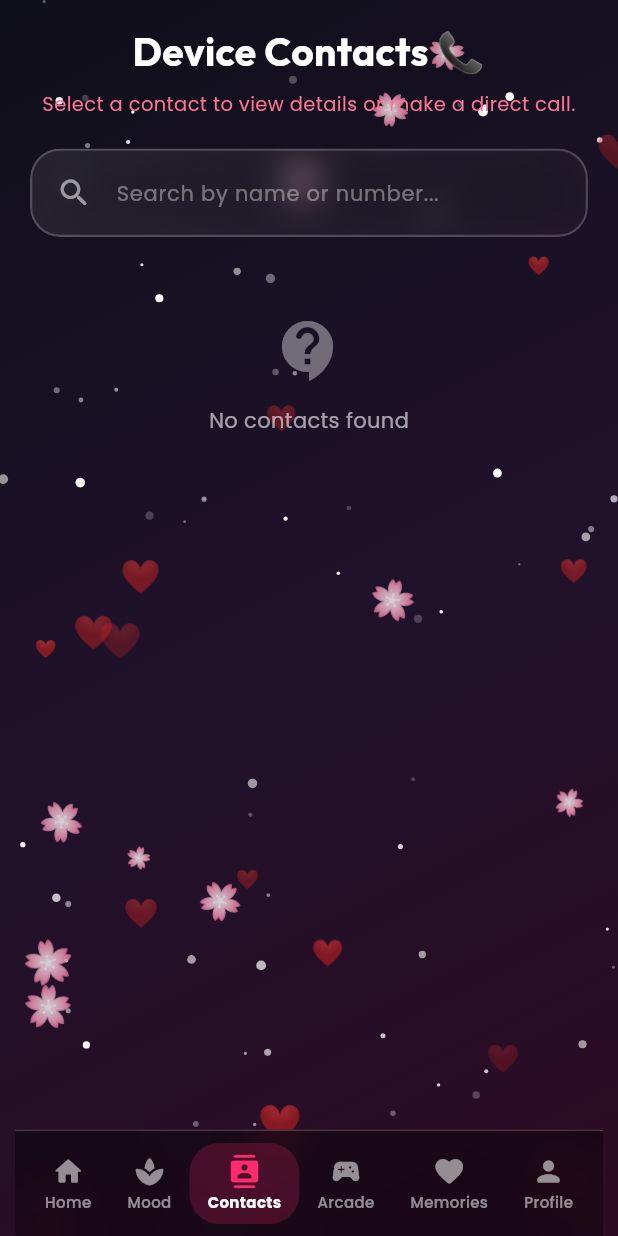
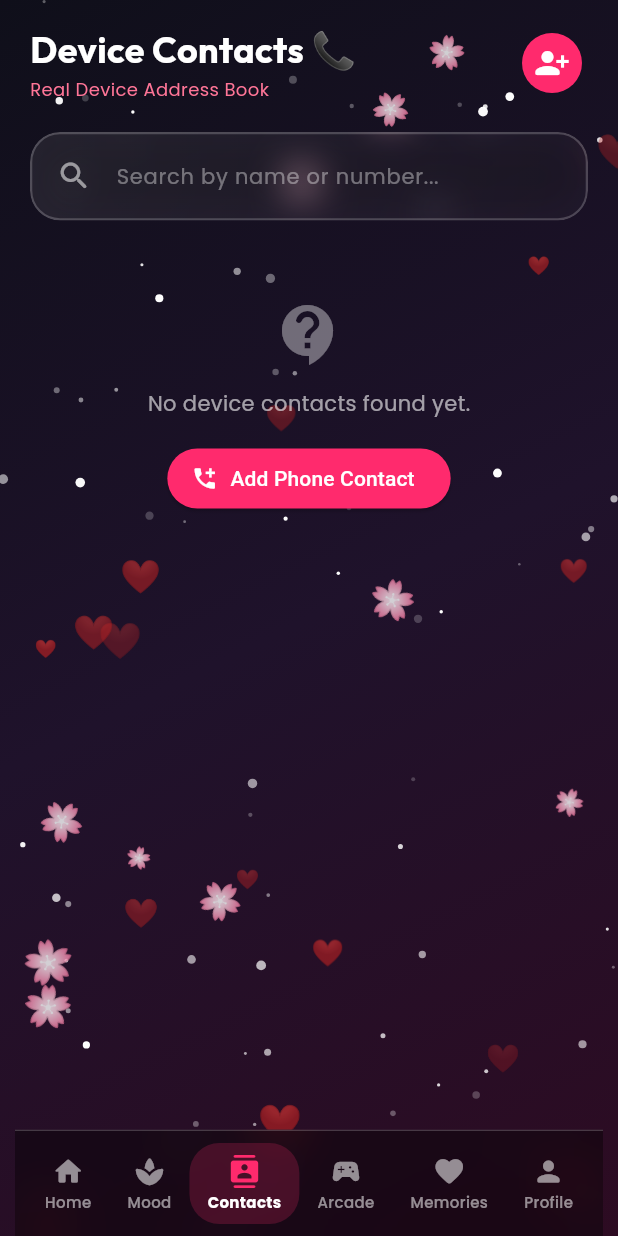
Before and after one commit to sesakilhossen302/LoveOS, a Flutter app: the MainNavigationScreen screen opened directly, swiped to page 3, on a phone screen of 412 x 824 dp. Run offline on Flutter 3.47's test engine with Material 3 defaults, Android fonts, the phone set to English and light mode, and no system bars; drawn by our look-alikes of flutter_animate; our stand-ins replace flutter_contacts, google_fonts, percent_indicator.

Commit message:
Remove hardcoded AppUserRecord demo users and add Add Phone Contact option

```diff
--- a/lib/core/app_state.dart
+++ b/lib/core/app_state.dart
@@ -151,6 +151,11 @@ class LoveAppState extends ChangeNotifier {
   List<ContactItem> get currentDeviceContacts => _currentDeviceContacts;
   List<AppUserRecord> get registeredUsers => _registeredUsers;
 
+  void addContact(ContactItem contact) {
+    _currentDeviceContacts.add(contact);
+    notifyListeners();
+  }
+
   Duration get relationshipDuration => DateTime.now().difference(_startDate);
 
   void setHerName(String name) {
--- a/lib/screens/tabs/contacts_tab.dart
+++ b/lib/screens/tabs/contacts_tab.dart
@@ -16,12 +16,92 @@ class ContactsTab extends StatefulWidget {
 
 class _ContactsTabState extends State<ContactsTab> {
   final TextEditingController _searchController = TextEditingController();
+  final TextEditingController _addNameController = TextEditingController();
+  final TextEditingController _addPhoneController = TextEditingController();
   String _searchQuery = "";
 
   @override
   void dispose() {
     _searchController.dispose();
+    _addNameController.dispose();
+    _addPhoneController.dispose();
     super.dispose();
+  }
+
+  void _showAddContactDialog(BuildContext context) {
+    final appState = Provider.of<LoveAppState>(context, listen: false);
+
+    showDialog(
+      context: context,
+      builder: (context) {
+        return AlertDialog(
+          backgroundColor: const Color(0xFF141424),
+          shape: RoundedRectangleBorder(
+            borderRadius: BorderRadius.circular(24),
+            side: const BorderSide(color: LoveTheme.primaryNeonPink),
+          ),
+          title: Text(
+            'Add Phone Contact 📞',
+            style: GoogleFonts.poppins(
+              color: Colors.white,
+              fontWeight: FontWeight.bold,
+            ),
+          ),
+          content: Column(
+            mainAxisSize: MainAxisSize.min,
+            children: [
+              TextField(
+                controller: _addNameController,
+                style: GoogleFonts.poppins(color: Colors.white),
+                decoration: const InputDecoration(
+                  labelText: "Contact Name",
+                  labelStyle: TextStyle(color: Colors.white70),
+                ),
+              ),
+              const SizedBox(height: 12),
+              TextField(
+                controller: _addPhoneController,
+                keyboardType: TextInputType.phone,
+                style: GoogleFonts.poppins(color: Colors.white),
+                decoration: const InputDecoration(
+                  labelText: "Phone Number",
+                  labelStyle: TextStyle(color: Colors.white70),
+                ),
+              ),
+            ],
+          ),
+          actions: [
+            TextButton(
+              onPressed: () => Navigator.of(context).pop(),
+              child: const Text('Cancel', style: TextStyle(color: Colors.white54)),
+            ),
+            ElevatedButton(
+              onPressed: () {
+                final name = _addNameController.text.trim();
+                final phone = _addPhoneController.text.trim();
+                if (name.isNotEmpty && phone.isNotEmpty) {
+                  appState.addContact(
+                    ContactItem(
+                      id: DateTime.now().millisecondsSinceEpoch.toString(),
+                      name: name,
+                      phoneNumber: phone,
+                      category: 'Personal',
+                    ),
+                  );
+                  _addNameController.clear();
+                  _addPhoneController.clear();
+                  Navigator.of(context).pop();
+                }
+              },
+              style: ElevatedButton.styleFrom(
+                backgroundColor: LoveTheme.primaryNeonPink,
+              ),
+              child: const Text('Save Contact', style: TextStyle(color: Colors.white)),
+            ),
+          ],
+        );
+      },
+    );
   }
 
   void _showContactDetailsModal(BuildContext context, ContactItem contact) {
@@ -48,7 +128,6 @@ class _ContactsTabState extends State<ContactsTab> {
           child: Column(
             mainAxisSize: MainAxisSize.min,
             children: [
-              // Contact Avatar
               Container(
                 width: 70,
                 height: 70,
@@ -93,10 +172,8 @@ class _ContactsTabState extends State<ContactsTab> {
 
               const SizedBox(height: 24),
 
-              // Action Buttons Row
               Row(
                 children: [
-                  // Call Button
                   Expanded(
                     child: ElevatedButton.icon(
                       onPressed: () {
@@ -146,27 +223,40 @@ class _ContactsTabState extends State<ContactsTab> {
       child: Column(
         crossAxisAlignment: CrossAxisAlignment.stretch,
         children: [
-          // Title Header
+          Row(
+            mainAxisAlignment: MainAxisAlignment.spaceBetween,
+            children: [
+              Expanded(
+                child: Column(
+                  crossAxisAlignment: CrossAxisAlignment.start,
+                  children: [
                     Text(
                       'Device Contacts 📞',
-            textAlign: TextAlign.center,
                       style: GoogleFonts.outfit(
-              fontSize: 26,
+                        fontSize: 24,
                         fontWeight: FontWeight.bold,
                         color: Colors.white,
                       ),
-          ).animate().fadeIn().slideY(begin: -0.2, end: 0),
-
-          const SizedBox(height: 6),
-
+                    ),
                     Text(
-            'Select a contact to view details or make a direct call.',
-            textAlign: TextAlign.center,
+                      'Real Device Address Book',
                       style: GoogleFonts.poppins(
-              fontSize: 13,
+                        fontSize: 12,
                         color: LoveTheme.secondaryRose,
                       ),
                     ),
+                  ],
+                ),
+              ),
+              IconButton.filled(
+                onPressed: () => _showAddContactDialog(context),
+                style: IconButton.styleFrom(
+                  backgroundColor: LoveTheme.primaryNeonPink,
+                ),
+                icon: const Icon(Icons.person_add_alt_1_rounded, color: Colors.white),
+              ),
+            ],
+          ).animate().fadeIn().slideY(begin: -0.2, end: 0),
 
           const SizedBox(height: 20),
 
@@ -214,8 +304,18 @@ class _ContactsTabState extends State<ContactsTab> {
                       size: 48, color: Colors.white38),
                   const SizedBox(height: 12),
                   Text(
-                    'No contacts found',
+                    'No device contacts found yet.',
                     style: GoogleFonts.poppins(color: Colors.white60),
+                  ),
+                  const SizedBox(height: 16),
+                  ElevatedButton.icon(
+                    onPressed: () => _showAddContactDialog(context),
+                    style: ElevatedButton.styleFrom(
+                      backgroundColor: LoveTheme.primaryNeonPink,
+                    ),
+                    icon: const Icon(Icons.add_call, color: Colors.white),
+                    label: const Text('Add Phone Contact',
+                        style: TextStyle(color: Colors.white)),
                   ),
                 ],
               ),
```
Also changed, not shown: 2 other files. Lines whose indentation alone changed are shown as unchanged.
